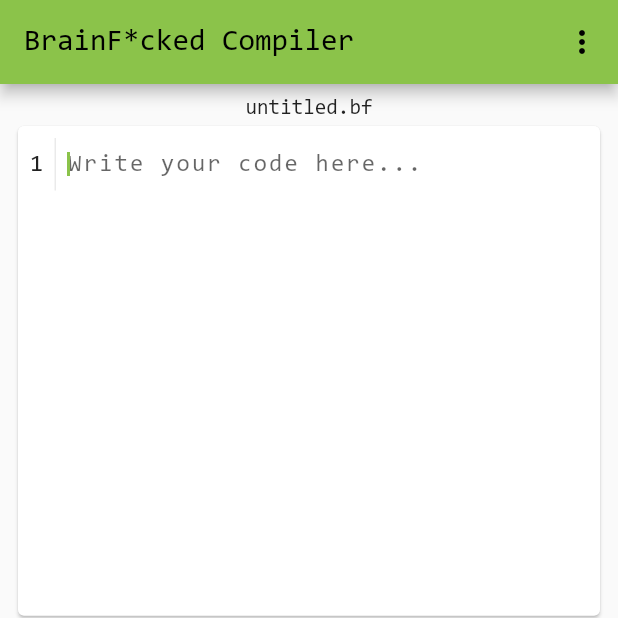
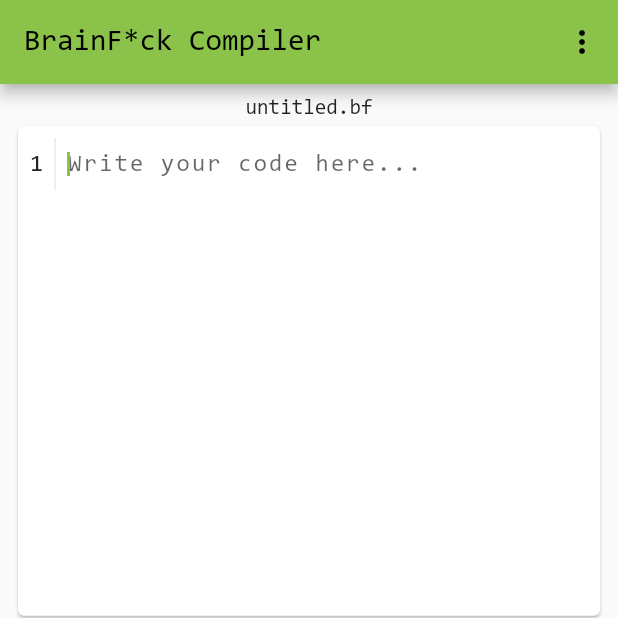
Before and after one commit to roskee/brain_f-ck_compiler, a Flutter app: the screen it shows after launch, after a tap on an icon or button, on a phone screen of 412 x 824 dp, the top half of it. Run offline on Flutter 3.47's test engine with Material 2 defaults, Android fonts, the light colour scheme and no system bars; drawn by our look-alikes of scrollable_positioned_list.

Commit message:
added launcher icon

```diff
--- a/lib/main.dart
+++ b/lib/main.dart
@@ -20,7 +20,7 @@ class BrainFucked extends StatelessWidget {
 
   @override
   Widget build(BuildContext context) => MaterialApp(
-        title: 'BrainF*cked',
+        title: 'BrainF*ck Compiler',
         theme:
             ThemeData(primarySwatch: Colors.lightGreen, fontFamily: "Consolas"),
         home: const BrainFuckedApp(),
@@ -79,7 +79,7 @@ class _BrainFuckedAppState extends State<BrainFuckedApp> {
     return Scaffold(
       resizeToAvoidBottomInset: false,
       appBar: AppBar(
-        title: const Text('BrainF*cked Compiler'),
+        title: const Text('BrainF*ck Compiler'),
         actions: [
           PopupMenuButton(
               onSelected: (value) {
--- a/pubspec.yaml
+++ b/pubspec.yaml
@@ -36,11 +36,15 @@ dependencies:
   cupertino_icons: ^1.0.2
   animations: ^2.0.2
   scrollable_positioned_list: ^0.2.3
+  flutter_launcher_icons: ^0.9.2
 
 dev_dependencies:
   flutter_test:
     sdk: flutter
-
+flutter_icons:
+  android: "launcher_icon"
+  ios: true
+  image_path: "assets/icon/icon.png"
   # The "flutter_lints" package below contains a set of recommended lints to
   # encourage good coding practices. The lint set provided by the package is
   # activated in the `analysis_options.yaml` file located at the root of your
```
Also changed, not shown: assets/icon/icon.png (added), pubspec.lock, 22 other files.
